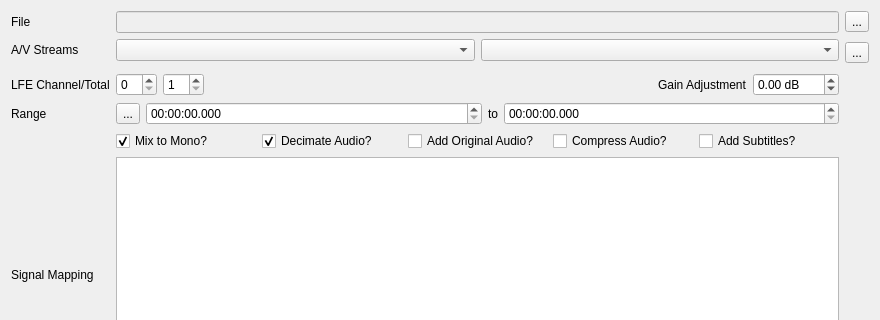
The window that src/main/python/ui/extract.ui (3ll3d00d/beqdesigner) describes before a commit, drawn with Qt 5; both pictures show x 0 to 880 and y 0 to 320 of the 880 by 1027 pixel window.
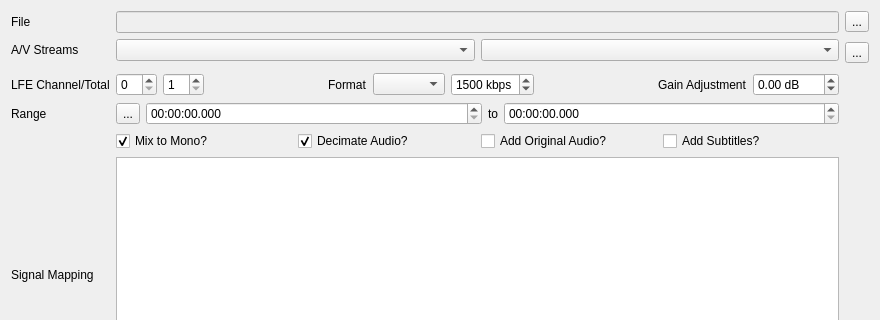
The same window after the commit.

Diff of the .ui file:
```diff
--- a/src/main/python/ui/extract.ui
+++ b/src/main/python/ui/extract.ui
@@ -113,13 +113,6 @@
          </property>
         </widget>
        </item>
-       <item>
-        <widget class="QCheckBox" name="compressAudio">
-         <property name="text">
-          <string>Compress Audio?</string>
-         </property>
-        </widget>
-       </item>
        <item>
         <widget class="QCheckBox" name="includeSubtitles">
          <property name="toolTip">
@@ -331,6 +324,45 @@
          </property>
         </spacer>
        </item>
+       <item>
+        <widget class="QLabel" name="audioFormatLabel">
+         <property name="text">
+          <string>Format</string>
+         </property>
+        </widget>
+       </item>
+       <item>
+        <widget class="QComboBox" name="audioFormat"/>
+       </item>
+       <item>
+        <widget class="QSpinBox" name="eacBitRate">
+         <property name="suffix">
+          <string> kbps</string>
+         </property>
+         <property name="minimum">
+          <number>32</number>
+         </property>
+         <property name="maximum">
+          <number>6000</number>
+         </property>
+         <property name="value">
+          <number>1500</number>
+         </property>
+        </widget>
+       </item>
+       <item>
+        <spacer name="horizontalSpacer_2">
+         <property name="orientation">
+          <enum>Qt::Horizontal</enum>
+         </property>
+         <property name="sizeHint" stdset="0">
+          <size>
+           <width>40</width>
+           <height>20</height>
+          </size>
+         </property>
+        </spacer>
+       </item>
        <item>
         <widget class="QLabel" name="gainOffsetLabel">
          <property name="text">
```
Left out of the diff: 84 changed lines with no effect on the pictures.
